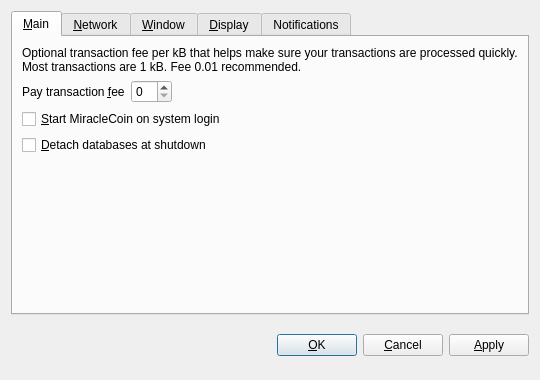
This is src/qt/forms/optionsdialog.ui in MiracleCoin/MiracleCoin as Qt 5 draws it before an edit. The edited form follows.
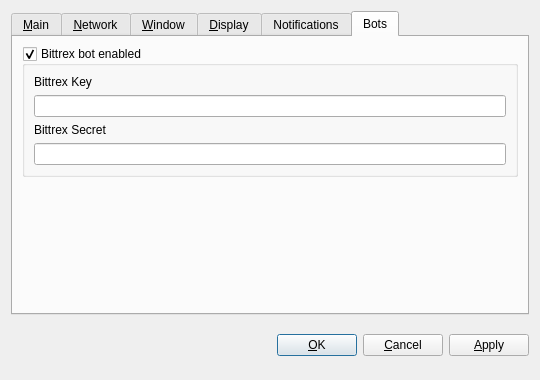
This is the edited form. The open tabs and pages were chosen to show the change. Custom widgets are drawn as their Qt base class.

Patch:
```diff
--- a/src/qt/forms/optionsdialog.ui
+++ b/src/qt/forms/optionsdialog.ui
@@ -416,6 +416,66 @@
        </item>
       </layout>
      </widget>
+     <widget class="QWidget" name="tabBots">
+      <attribute name="title">
+       <string>Bots</string>
+      </attribute>
+      <layout class="QVBoxLayout" name="verticalLayout_8">
+       <item>
+        <widget class="QGroupBox" name="groupBittrexBot">
+         <property name="title">
+          <string>Bittrex bot enabled</string>
+         </property>
+         <property name="checkable">
+          <bool>true</bool>
+         </property>
+         <layout class="QVBoxLayout" name="verticalLayout_5">
+          <item>
+           <layout class="QVBoxLayout" name="verticalLayout_6">
+            <item>
+             <widget class="QLabel" name="label">
+              <property name="text">
+               <string>Bittrex Key</string>
+              </property>
+             </widget>
+            </item>
+            <item>
+             <widget class="QLineEdit" name="editBittrexKey"/>
+            </item>
+           </layout>
+          </item>
+          <item>
+           <layout class="QVBoxLayout" name="verticalLayout_7">
+            <item>
+             <widget class="QLabel" name="label_2">
+              <property name="text">
+               <string>Bittrex Secret</string>
+              </property>
+             </widget>
+            </item>
+            <item>
+             <widget class="QLineEdit" name="editBittrexSecret"/>
+            </item>
+           </layout>
+          </item>
+         </layout>
+        </widget>
+       </item>
+       <item>
+        <spacer name="verticalSpacer_2">
+         <property name="orientation">
+          <enum>Qt::Vertical</enum>
+         </property>
+         <property name="sizeHint" stdset="0">
+          <size>
+           <width>20</width>
+           <height>40</height>
+          </size>
+         </property>
+        </spacer>
+       </item>
+      </layout>
+     </widget>
     </widget>
    </item>
    <item>
```
